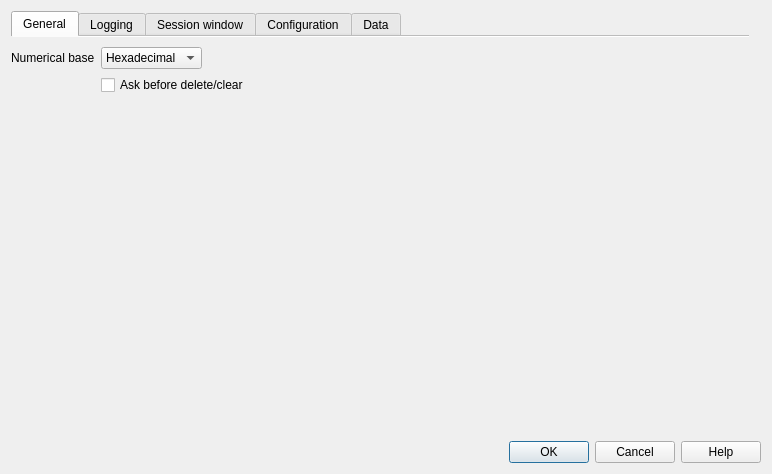
This is src/cdlgmainsettings.ui in grodansparadis/vscp-works-qt as Qt 5 draws it before an edit. The edited form follows.
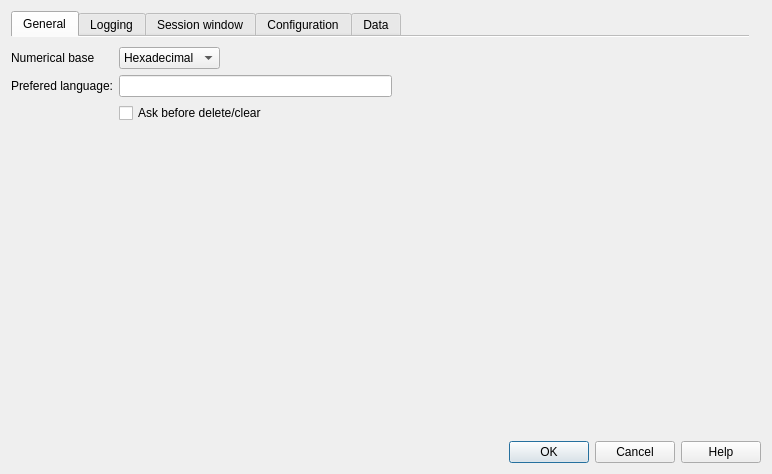
This is the edited form. The open tabs and pages were chosen to show the change.

Commit message: Added DM info to config DM tab

```diff
--- a/src/cdlgmainsettings.ui
+++ b/src/cdlgmainsettings.ui
@@ -101,7 +101,7 @@
           </item>
          </widget>
         </item>
-        <item row="1" column="1">
+        <item row="2" column="1">
          <widget class="QCheckBox" name="chkAskOnDelete">
           <property name="toolTip">
            <string>&lt;html&gt;&lt;head/&gt;&lt;body&gt;&lt;p&gt;Ask for user confirmation before deleting items&lt;/p&gt;&lt;/body&gt;&lt;/html&gt;</string>
@@ -114,7 +114,7 @@
           </property>
          </widget>
         </item>
-        <item row="2" column="1">
+        <item row="3" column="1">
          <spacer name="verticalSpacer_2">
           <property name="orientation">
            <enum>Qt::Vertical</enum>
@@ -127,6 +127,16 @@
           </property>
          </spacer>
         </item>
+        <item row="1" column="1">
+         <widget class="QLineEdit" name="editLanguage"/>
+        </item>
+        <item row="1" column="0">
+         <widget class="QLabel" name="label_13">
+          <property name="text">
+           <string>Prefered language:</string>
+          </property>
+         </widget>
+        </item>
        </layout>
       </widget>
      </widget>
```
Left out of the diff: 13 changed lines with no effect on the pictures. The commit also changes 3 other files.
